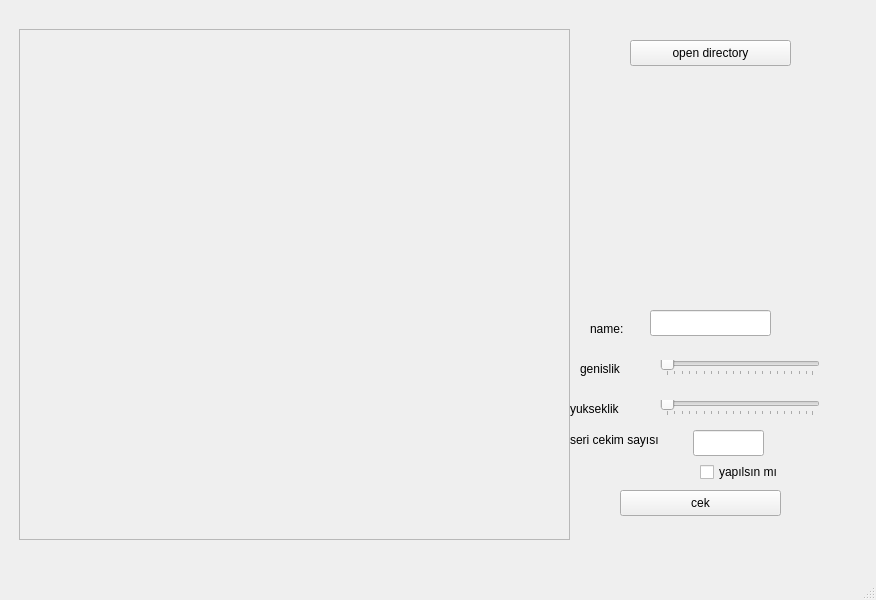
Qt form pyqt5FaceDetection/kisiekleme.ui (Muratoksuz01/detectFace) before a commit.
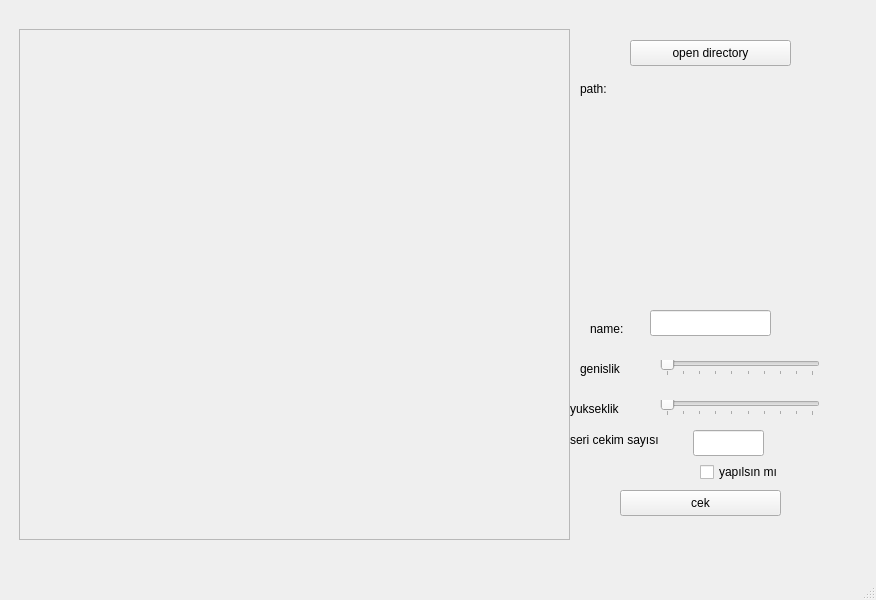
The same form after that commit.

Patch:
```diff
--- a/pyqt5FaceDetection/kisiekleme.ui
+++ b/pyqt5FaceDetection/kisiekleme.ui
@@ -52,6 +52,12 @@
       <height>16</height>
      </rect>
     </property>
+    <property name="minimum">
+     <number>1</number>
+    </property>
+    <property name="maximum">
+     <number>10</number>
+    </property>
     <property name="orientation">
      <enum>Qt::Horizontal</enum>
     </property>
@@ -59,7 +65,7 @@
      <enum>QSlider::TicksBelow</enum>
     </property>
     <property name="tickInterval">
-     <number>5</number>
+     <number>1</number>
     </property>
    </widget>
    <widget class="QLineEdit" name="lblSeriCekim">
@@ -94,6 +100,12 @@
       <height>16</height>
      </rect>
     </property>
+    <property name="minimum">
+     <number>1</number>
+    </property>
+    <property name="maximum">
+     <number>10</number>
+    </property>
     <property name="orientation">
      <enum>Qt::Horizontal</enum>
     </property>
@@ -101,7 +113,7 @@
      <enum>QSlider::TicksBelow</enum>
     </property>
     <property name="tickInterval">
-     <number>5</number>
+     <number>1</number>
     </property>
    </widget>
    <widget class="QCheckBox" name="cbSeriCekim">
@@ -192,6 +204,19 @@
      <string>open directory</string>
     </property>
    </widget>
+   <widget class="QLabel" name="lblPath">
+    <property name="geometry">
+     <rect>
+      <x>580</x>
+      <y>80</y>
+      <width>51</width>
+      <height>18</height>
+     </rect>
+    </property>
+    <property name="text">
+     <string>path:</string>
+    </property>
+   </widget>
   </widget>
   <widget class="QMenuBar" name="menubar">
    <property name="geometry">
```
